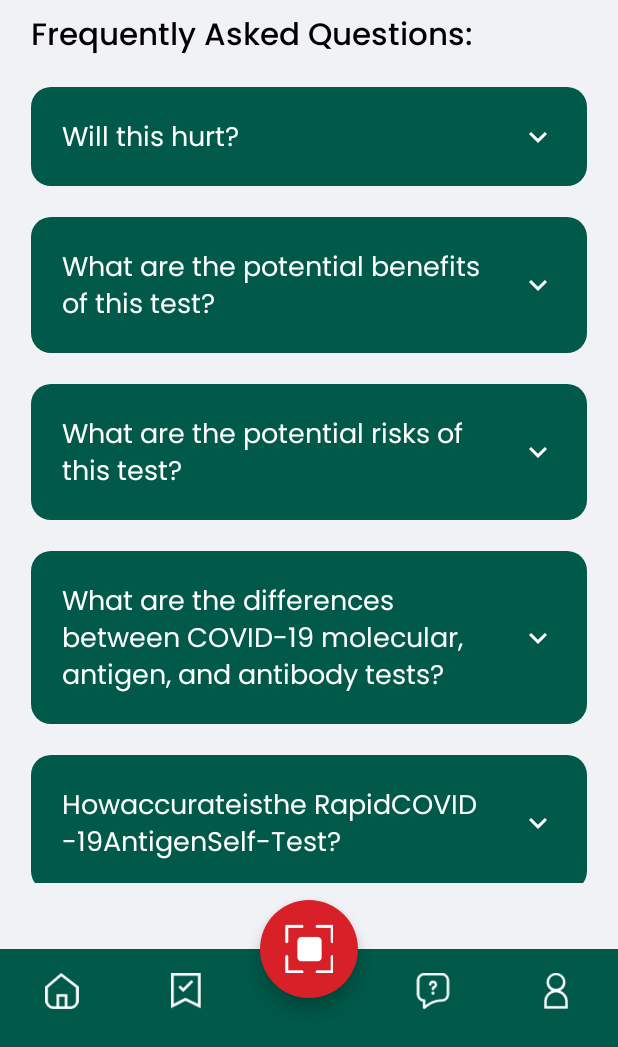
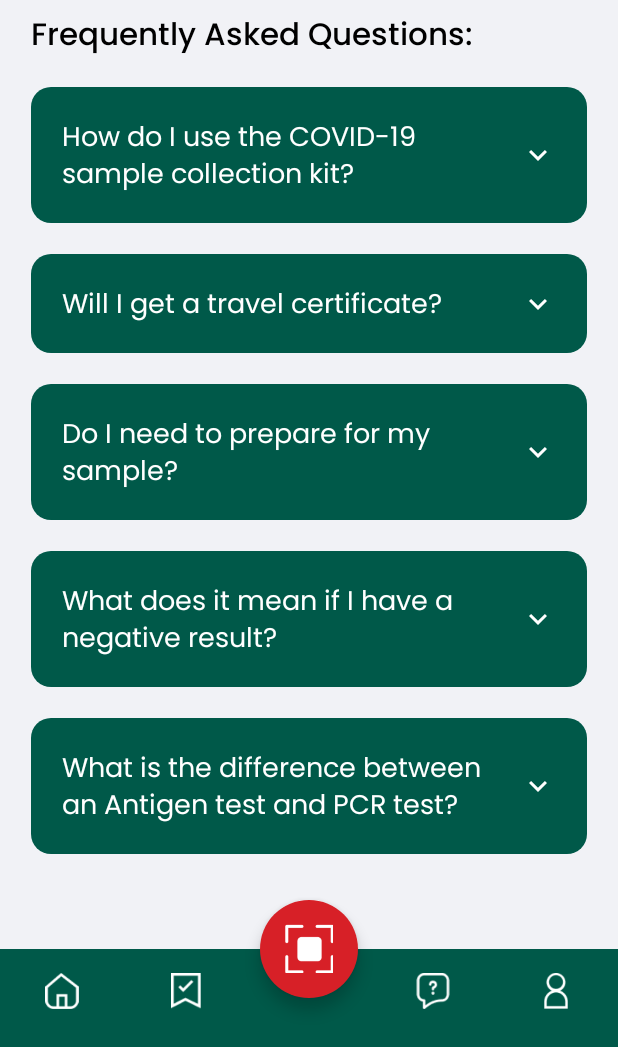
Before and after one commit to rmasso/randoxAndroid, an Android app: the DashboardActivity screen opened directly, with no data from a screen before it, item 4 of the bottom bar chosen, on a phone screen of 412 x 824 dp, the part 189-1236 px from its top. Run offline under Robolectric (Android 15) with nearby library versions, the phone set to English and light mode, and no system bars; our stand-ins replace sdp/ssp sizes; network calls fail.

Commit message:
Bug fixes.

```diff
--- a/app/src/main/AndroidManifest.xml
+++ b/app/src/main/AndroidManifest.xml
@@ -8,12 +8,16 @@
     <uses-permission android:name="android.permission.CAMERA" />
     <uses-permission android:name="android.hardware.camera2.full" />
     <uses-permission android:name="android.permission.INTERNET" />
+    <uses-permission android:name="android.permission.WRITE_EXTERNAL_STORAGE"
+        android:maxSdkVersion="28"
+        />
 
     <application
         android:name=".BaseApp"
         android:allowBackup="false"
         tools:replace="android:allowBackup"
         android:icon="@mipmap/ic_launcher"
+        android:requestLegacyExternalStorage="true"
         android:label="@string/app_name"
         android:roundIcon="@mipmap/ic_launcher_round"
         android:supportsRtl="true"
--- a/app/src/main/java/com/demit/certify/Activities/DashboardActivity.kt
+++ b/app/src/main/java/com/demit/certify/Activities/DashboardActivity.kt
@@ -28,7 +28,7 @@ class DashboardActivity : AppCompatActivity() ,DashboardInterface{
                 changefragment(ProfileFragment())
             }else if(it.itemId == R.id.certi){
                 changefragment(CertificatesFragment())
-            }else if(it.itemId == R.id.scan){
+            }else if(it.itemId == R.id.register){
                 changefragment(YtestFragment(this))
             }else if(it.itemId == R.id.faq){
                 changefragment(FaqFragment())
@@ -56,7 +56,7 @@ class DashboardActivity : AppCompatActivity() ,DashboardInterface{
         val ids : MutableList<Int> = ArrayList();
         ids.add(R.id.home)
         ids.add(R.id.certi)
-        ids.add(R.id.scan)
+        ids.add(R.id.register)
         ids.add(R.id.faq)
         ids.add(R.id.profile)
 
--- a/app/src/main/java/com/demit/certify/Extras/Constants.kt
+++ b/app/src/main/java/com/demit/certify/Extras/Constants.kt
@@ -6,6 +6,7 @@ class Constants {
        // const val url = "http://www.massolabs.com/certifly/";
         const val url= "https://certiflyapi.massolabs.com/certifly/"
         const val adminToken = "fcy_9fb620fd5a2f9ded119397db3a6d164a";
+        const val DEFAULT_APP_FOLDER="Randox"
 
     }
 }
--- a/app/src/main/java/com/demit/certify/Fragments/FaqFragment.kt
+++ b/app/src/main/java/com/demit/certify/Fragments/FaqFragment.kt
@@ -12,7 +12,7 @@ import com.demit.certify.adapters.FaqAdapter
 import com.demit.certify.databinding.FragmentFaqBinding
 
 
-class FaqFragment : Fragment(),FaqScrollInterface {
+class FaqFragment : Fragment(), FaqScrollInterface {
     lateinit var binding: FragmentFaqBinding
     lateinit var adapter: FaqAdapter
     override fun onCreateView(
@@ -42,47 +42,67 @@ class FaqFragment : Fragment(),FaqScrollInterface {
     }
 
     private fun initAdapter() {
-        adapter = FaqAdapter(getSampleList(),this)
+        adapter = FaqAdapter(getSampleList(), this)
     }
 
     private fun getSampleList(): List<FaqAsk> {
         val faqAskList = ArrayList<FaqAsk>()
-        faqAskList.add(FaqAsk(question = "Will this hurt?"
-            ,answer = "Possible discomfort during swabbing. Possible incorrect test results"))
+
+
         faqAskList.add(
             FaqAsk(
-                question = "What are the potential benefits of this test?",
-                answer = "The nasal swab may cause slight discomfort. To obtain an accurate test result it is important to swab the nostril as instructed in the test procedure. Discomfort may be increased if swab is inserted beyond recommended depth. If sharp pain is experienced, do not swab the nostril any further."
+                question = "How do I use the COVID-19 sample collection kit?",
+                answer = "Each sample collection kit contains instructions for use. It is the user’s responsibility to ensure the instructions are read in full prior to engaging in the sampling process."
             )
         )
         faqAskList.add(
             FaqAsk(
-                question = "What are the potential risks of this test?",
-                answer = "The test can determine if you have COVID-19.\nThe results, along with other information, can help your healthcare provider make informed decisions about your care./nYou can help limit the spread of COVID-19 by knowing your infection status with this test."
+                question = "Will I get a travel certificate?",
+                answer = "You will receive your results via email, as well as a certificate of your results to use whilst travelling. In order for your certificate to be correct, please ensure the information used during the registration process matches the details on your passport"
             )
         )
         faqAskList.add(
             FaqAsk(
-                question = "What are the differences between COVID-19 molecular, antigen, and antibody tests?",
-                answer = "Possible discomfort during swabbing. Possible incorrect test results"
-            )
-        )
-        faqAskList.add(
-            FaqAsk(
-                question = "Howaccurateisthe RapidCOVID-19AntigenSelf-Test?",
-                answer = "There are three main types of COVID-19 tests available, and there are significant differences between them. Molecular tests (also known as PCR tests) detect the genetic material of the Coronavirus. The Rapid COVID-19 Antigen Self-Test is an antigen test. Antigen tests detect for proteins, which are small pieces, belonging to the Coronavirus. Antibody test detects anti -bodies that the immune system in your body produces in response to previous COVID-19 infection. Antibody tests cannot be used to diagnose active COVID-19 infection."
-            )
-        )
-        faqAskList.add(
-            FaqAsk(
-                question = "What does it mean if I have a positive result?",
-                answer = "A positive test result means that proteins from the virus that causes COVID-19 was found in your swab sample. It is likely that you may be required to self-isolate at home to prevent the spread of COVID-19. Please also observe the relevant rules for spread control and contact your doctor or local health department. In this case, it is recommended to have the result confirmed with an alternative test method such as a PCR test."
+                question = "Do I need to prepare for my sample?",
+                answer = "Food or drink should not be consumed within the 30 minutes"
             )
         )
         faqAskList.add(
             FaqAsk(
                 question = "What does it mean if I have a negative result?",
-                answer = "A negative test results means that you are unlikely to have COVID-19. The test did not"
+                answer = "A negative test results means that you are unlikely to have COVID-19."
+            )
+        )
+        faqAskList.add(
+            FaqAsk(
+                question = "What is the difference between an Antigen test and PCR test?",
+                answer = "PCR (polymerase chain reaction) tests have been designed to find genetic material called RNA that tells the virus to make these proteins. This test the most accurate Covid-19 test. When swabs are taken for PCR tests, reagents are used to convert the RNA into DNA in order to identify any infection within the patient. Antigen tests have been designed to find proteins on the surface of the virus to identify the pathogen. Antigen tests are often called rapid tests and are carried out by mixing the sample with a solution where it releases the viral proteins. The combination is normally applied on a paper strip that will be able to detect any antibodies that bind the protein."
+            )
+        )
+        faqAskList.add(
+            FaqAsk(
+                question = "How accurate are the antigen tests?",
+                answer = "The test meets performance standards of ≥97% specificity, ≥80% sensitivity at viral loads above 100,000 copies/ml"
+            )
+        )
+        faqAskList.add(
+            FaqAsk(
+                question = "Can I reuse a test?",
+                answer = "No. Each test is single use only."
+            )
+        )
+
+        faqAskList.add(
+            FaqAsk(
+                question = "Are your kits on the EUR approval list?",
+                answer = "Yes."
+            )
+        )
+
+        faqAskList.add(
+            FaqAsk(
+                question = "Where can I find more info?",
+                answer = "Randox.com"
             )
         )
 
--- a/app/src/main/java/com/demit/certify/Fragments/HomeFragment.kt
+++ b/app/src/main/java/com/demit/certify/Fragments/HomeFragment.kt
@@ -27,7 +27,7 @@ class HomeFragment(val dinterface : DashboardInterface) : Fragment() {
         binding.activecert.setOnClickListener {
             dinterface.setpage(1)
         }
-        binding.scan.setOnClickListener {
+        binding.register.setOnClickListener {
             dinterface.setpage(2)
         }
         binding.faqs.setOnClickListener{
--- a/app/src/main/java/com/demit/certify/Fragments/ScancompleteFragment.kt
+++ b/app/src/main/java/com/demit/certify/Fragments/ScancompleteFragment.kt
@@ -126,7 +126,7 @@ class ScancompleteFragment(val selectedProfile: TProfileModel) : Fragment() {
             } else {
                 sweet.dismiss()
                 if (validityResponse == "100")
-                    Toast.makeText(requireContext(), "Bad Device Can't Submit", Toast.LENGTH_SHORT).show()
+                    Toast.makeText(requireContext(), "Duplicate Test, please scan a new device", Toast.LENGTH_SHORT).show()
                 else
                     Toast.makeText(requireContext(), validityResponse, Toast.LENGTH_SHORT).show()
 
--- a/app/src/main/java/com/demit/certify/MainActivity.kt
+++ b/app/src/main/java/com/demit/certify/MainActivity.kt
@@ -17,11 +17,7 @@ class MainActivity : AppCompatActivity() {
         window.addFlags(WindowManager.LayoutParams.FLAG_FULLSCREEN);
         Handler().postDelayed({
 
-            if(Shared(this).getString("token") == ""){
                 startActivity(Intent(this, LoginActivity::class.java))
-            }else{
-                startActivity(Intent(this, DashboardActivity::class.java))
-            }
 
             finish()
         }, 3000)
--- a/app/src/main/res/layout/activity_login.xml
+++ b/app/src/main/res/layout/activity_login.xml
@@ -87,7 +87,7 @@
                 android:text="Don't have an account yet? "/>
 
             <TextView
-                android:id="@+id/scan"
+                android:id="@+id/register"
                 android:layout_width="wrap_content"
                 android:layout_height="wrap_content"
                 android:textSize="@dimen/_8sdp"
--- a/app/src/main/res/layout/fragment_home.xml
+++ b/app/src/main/res/layout/fragment_home.xml
@@ -43,7 +43,7 @@
                 android:visibility="gone" />
 
             <LinearLayout
-                android:id="@+id/scan"
+                android:id="@+id/register"
                 android:layout_width="match_parent"
                 android:layout_height="wrap_content"
                 android:layout_marginVertical="@dimen/_5sdp"
@@ -109,7 +109,7 @@
                         android:fontFamily="@font/poppinsbold"
                         android:text="Certificates"
                         android:textColor="@color/white"
-                        android:textSize="@dimen/_14sdp" />
+                        android:textSize="@dimen/_18sdp"/>
 
                 </LinearLayout>
             </LinearLayout>
--- a/app/src/main/res/menu/bnavmenu.xml
+++ b/app/src/main/res/menu/bnavmenu.xml
@@ -15,7 +15,7 @@
         </item>
 
         <item
-            android:id="@+id/scan"
+            android:id="@+id/register"
             android:title="">
         </item>
 
```
Also changed, not shown: app/src/main/java/com/demit/certify/Activities/CertificatePreviewActivity.kt (+70 -10 lines), app/src/main/java/com/demit/certify/Activities/LoginActivity.kt (+11 -4 lines), app/src/main/java/com/demit/certify/Activities/RegisterActivity.kt (+24 -3 lines), app/src/main/java/com/demit/certify/Extras/FileUtil.kt (added, +60 -0 lines), app/src/main/java/com/demit/certify/Fragments/ProfileFragment.kt (+22 -3 lines), app/src/main/res/layout/activity_profile.xml (+26 -10 lines), app/src/main/res/layout/fragment_profile.xml (+21 -7 lines).
